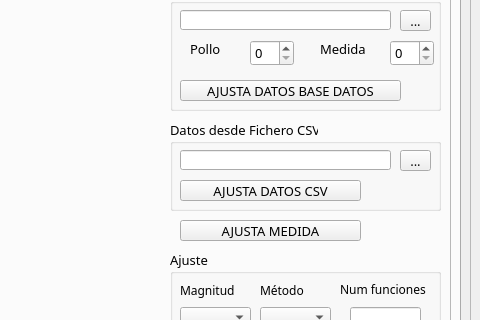
This is MIOPATIA.ui in rgadea-girones/alimentos as Qt 5 draws it before an edit; both pictures show x 661 to 1141 and y 89 to 409 of the 1141 by 886 pixel window. The edited form follows.
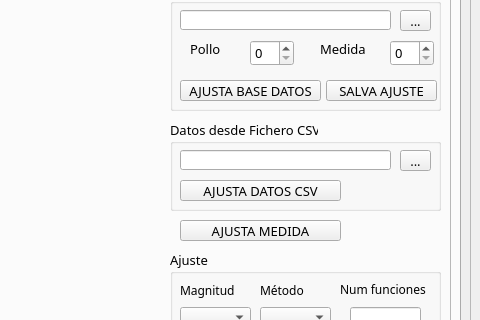
This is the edited form. Icons and pictures are not drawn.

Diff of the .ui file:
```diff
--- a/MIOPATIA.ui
+++ b/MIOPATIA.ui
@@ -1585,7 +1585,7 @@
              <rect>
               <x>820</x>
               <y>250</y>
-              <width>181</width>
+              <width>161</width>
               <height>21</height>
              </rect>
             </property>
@@ -1793,7 +1793,7 @@
               <rect>
                <x>10</x>
                <y>60</y>
-               <width>181</width>
+               <width>161</width>
                <height>21</height>
               </rect>
              </property>
@@ -1904,12 +1904,25 @@
               <rect>
                <x>10</x>
                <y>100</y>
-               <width>221</width>
+               <width>141</width>
                <height>21</height>
               </rect>
              </property>
              <property name="text">
-              <string>AJUSTA DATOS BASE DATOS</string>
+              <string>AJUSTA BASE DATOS</string>
+             </property>
+            </widget>
+            <widget class="QPushButton" name="SAVE_fit">
+             <property name="geometry">
+              <rect>
+               <x>156</x>
+               <y>100</y>
+               <width>111</width>
+               <height>21</height>
+              </rect>
+             </property>
+             <property name="text">
+              <string>SALVA AJUSTE</string>
              </property>
             </widget>
            </widget>
```
